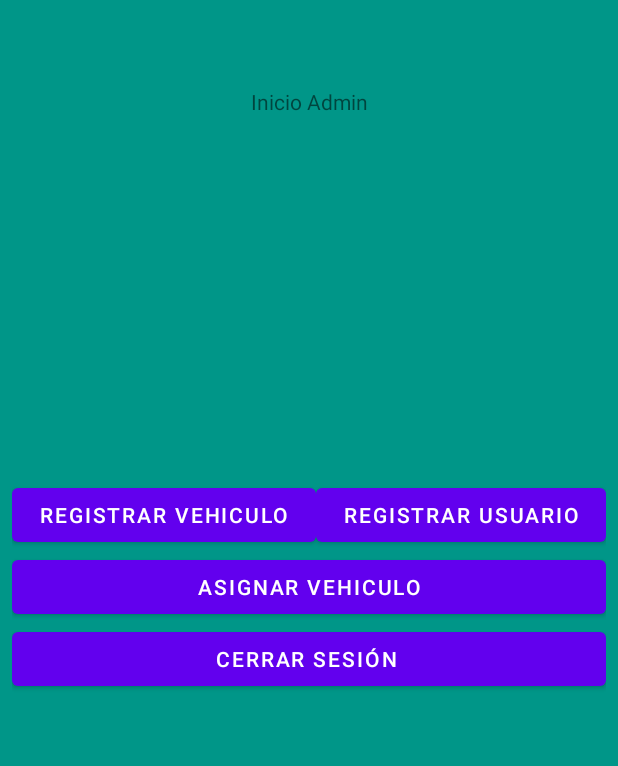
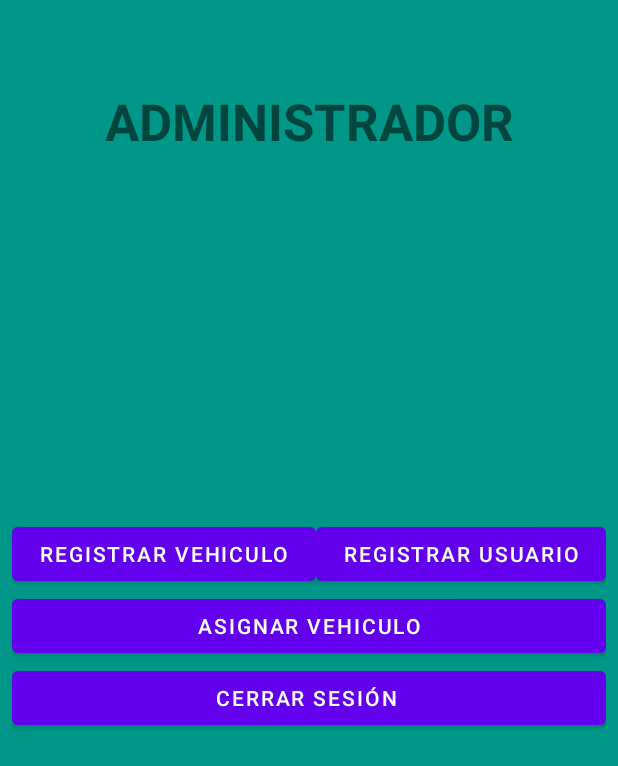
Before and after one commit to Julian26R/SafetyRoadCOL, an Android app: the InicioAdmin screen opened directly, with no data from a screen before it, on a phone screen of 412 x 824 dp. Shown: the top 766 px of the screen. Run offline under Robolectric (Android 15) with nearby library versions, the phone set to English and light mode, and no system bars; our stand-ins replace Firebase (no records; nobody signed in at launch, a user with empty details on screens opened directly); 2 statements that could not run were skipped.

Commit message:
cambios en admin

```diff
--- a/app/src/main/res/layout/activity_inicio_admin.xml
+++ b/app/src/main/res/layout/activity_inicio_admin.xml
@@ -18,11 +18,13 @@
         app:layout_constraintVertical_bias="0.515">
 
         <TextView
-            android:id="@+id/textView7"
+            android:id="@+id/textView30"
             android:layout_width="match_parent"
             android:layout_height="wrap_content"
-            android:gravity="center"
-            android:text="Inicio Admin" />
+            android:text="ADMINISTRADOR"
+            android:textAlignment="center"
+            android:textSize="34sp"
+            android:textStyle="bold" />
 
         <ImageView
             android:id="@+id/imageView2"
```
Also changed, not shown: app/src/main/java/com/ean/safetyroadcol/AsignarVehiculo.kt (+14 -4 lines), app/src/main/java/com/ean/safetyroadcol/RegistrarVehiculo.kt (+10 -10 lines), app/src/main/res/layout/activity_asignar_vehiculo.xml (+4 -3 lines), app/src/main/res/layout/activity_registrar_usuario.xml (+4 -3 lines), app/src/main/res/layout/activity_registrar_vehiculo.xml (+4 -3 lines).
